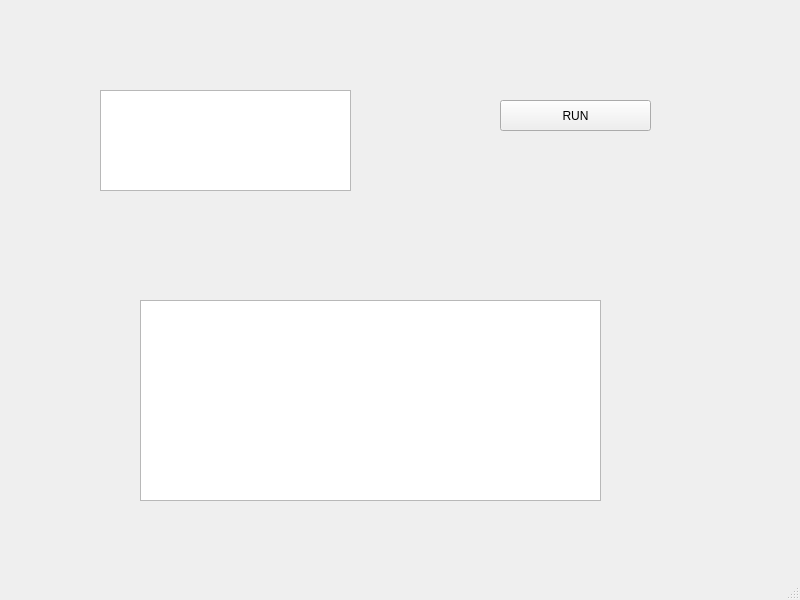
This is Proyecto1/proyecto1_olc2.ui in LuisCutzal/-OLC2-P1_1S2023_201700841 as Qt 5 draws it before an edit. The edited form follows.
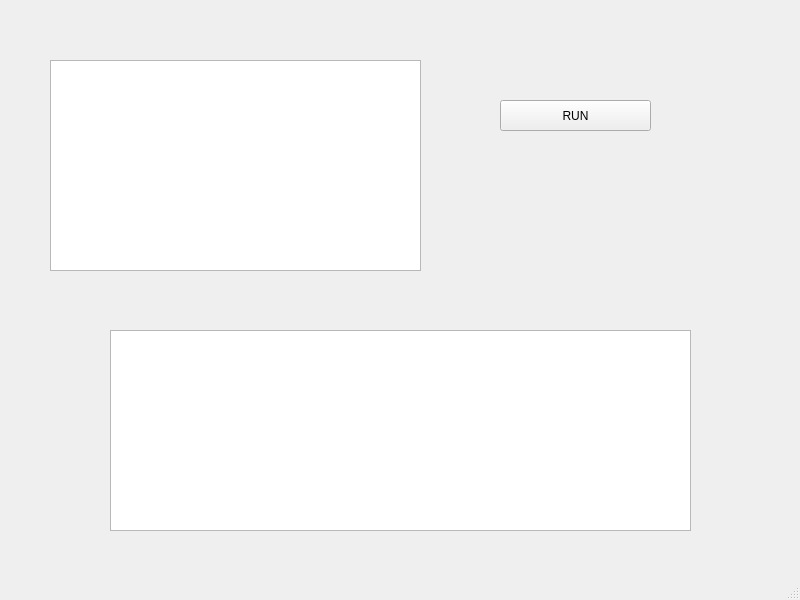
This is the edited form.

```diff
--- a/Proyecto1/proyecto1_olc2.ui
+++ b/Proyecto1/proyecto1_olc2.ui
@@ -17,19 +17,19 @@
    <widget class="QTextEdit" name="textEdit">
     <property name="geometry">
      <rect>
-      <x>100</x>
-      <y>90</y>
-      <width>251</width>
-      <height>101</height>
+      <x>50</x>
+      <y>60</y>
+      <width>371</width>
+      <height>211</height>
      </rect>
     </property>
    </widget>
    <widget class="QTextEdit" name="textEdit_2">
     <property name="geometry">
      <rect>
-      <x>140</x>
-      <y>300</y>
-      <width>461</width>
+      <x>110</x>
+      <y>330</y>
+      <width>581</width>
       <height>201</height>
      </rect>
     </property>
```
